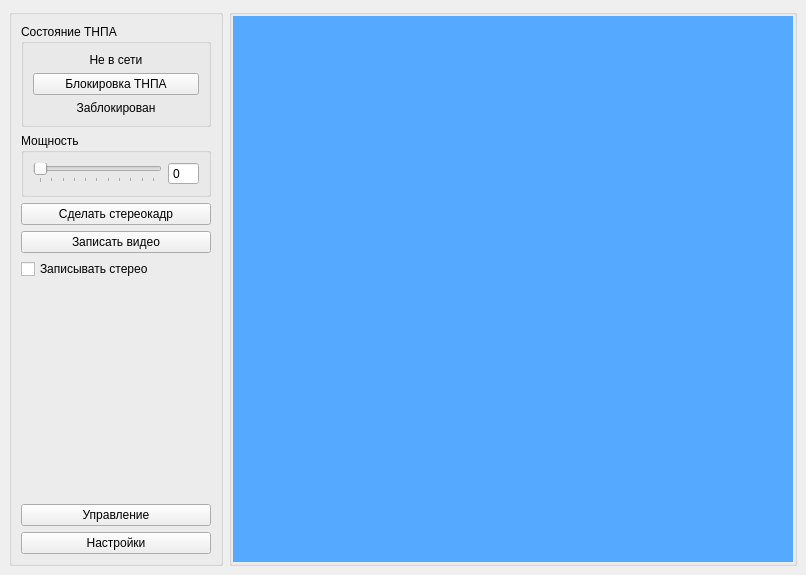
SevR0V/Chersonesos, file mainwindow.ui: the form before one commit.
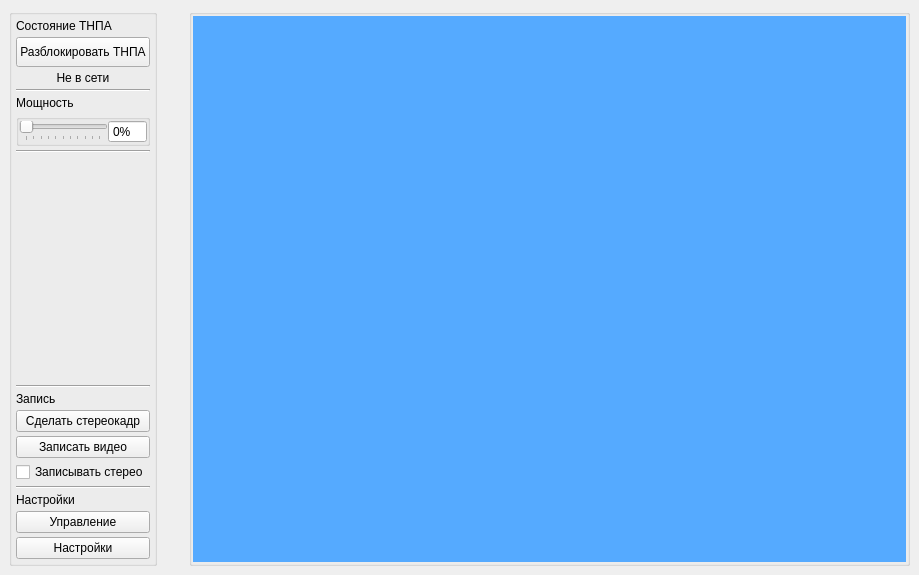
The form after the commit. Icons and pictures are not drawn.

Commit message: Added settings dialod (WIP), reworked main window

What changed in the file:
```diff
--- a/mainwindow.ui
+++ b/mainwindow.ui
@@ -6,7 +6,7 @@
    <rect>
     <x>0</x>
     <y>0</y>
-    <width>806</width>
+    <width>919</width>
     <height>575</height>
    </rect>
   </property>
@@ -24,86 +24,131 @@
     <item>
      <widget class="QGroupBox" name="groupBox_2">
       <property name="sizePolicy">
-       <sizepolicy hsizetype="Minimum" vsizetype="Minimum">
+       <sizepolicy hsizetype="Maximum" vsizetype="Preferred">
         <horstretch>0</horstretch>
         <verstretch>0</verstretch>
        </sizepolicy>
       </property>
-      <property name="maximumSize">
-       <size>
-        <width>249</width>
-        <height>16777215</height>
-       </size>
-      </property>
-      <property name="title">
-       <string/>
-      </property>
-      <layout class="QVBoxLayout" name="verticalLayout_2">
+      <layout class="QVBoxLayout" name="verticalLayout">
+       <property name="spacing">
+        <number>4</number>
+       </property>
+       <property name="sizeConstraint">
+        <enum>QLayout::SizeConstraint::SetMinimumSize</enum>
+       </property>
+       <property name="leftMargin">
+        <number>4</number>
+       </property>
+       <property name="topMargin">
+        <number>4</number>
+       </property>
+       <property name="rightMargin">
+        <number>4</number>
+       </property>
+       <property name="bottomMargin">
+        <number>4</number>
+       </property>
        <item>
-        <widget class="QGroupBox" name="groupBox_4">
-         <property name="title">
+        <widget class="QLabel" name="rovStateLabel">
+         <property name="text">
           <string>Состояние ТНПА</string>
          </property>
-         <layout class="QVBoxLayout" name="verticalLayout">
-          <item>
-           <widget class="QLabel" name="onlineLable">
-            <property name="minimumSize">
-             <size>
-              <width>0</width>
-              <height>0</height>
-             </size>
-            </property>
-            <property name="maximumSize">
-             <size>
-              <width>217</width>
-              <height>16777215</height>
-             </size>
-            </property>
-            <property name="text">
-             <string>Не в сети</string>
-            </property>
-            <property name="alignment">
-             <set>Qt::AlignmentFlag::AlignCenter</set>
-            </property>
-           </widget>
-          </item>
-          <item>
-           <widget class="QPushButton" name="masterButton">
-            <property name="text">
-             <string>Блокировка ТНПА</string>
-            </property>
-           </widget>
-          </item>
-          <item>
-           <widget class="QLabel" name="masterLabel">
-            <property name="maximumSize">
-             <size>
-              <width>217</width>
-              <height>16777215</height>
-             </size>
-            </property>
-            <property name="text">
-             <string>Заблокирован</string>
-            </property>
-            <property name="alignment">
-             <set>Qt::AlignmentFlag::AlignCenter</set>
-            </property>
-           </widget>
-          </item>
-         </layout>
         </widget>
        </item>
        <item>
-        <widget class="QGroupBox" name="groupBox">
-         <property name="title">
+        <widget class="QPushButton" name="masterButton">
+         <property name="sizePolicy">
+          <sizepolicy hsizetype="Maximum" vsizetype="Fixed">
+           <horstretch>0</horstretch>
+           <verstretch>0</verstretch>
+          </sizepolicy>
+         </property>
+         <property name="minimumSize">
+          <size>
+           <width>0</width>
+           <height>30</height>
+          </size>
+         </property>
+         <property name="maximumSize">
+          <size>
+           <width>176</width>
+           <height>16777215</height>
+          </size>
+         </property>
+         <property name="text">
+          <string>Разблокировать ТНПА</string>
+         </property>
+         <property name="icon">
+          <iconset>
+           <normaloff>Resources/Icons/Pictogrammers-Material-Lock-outline.ico</normaloff>Resources/Icons/Pictogrammers-Material-Lock-outline.ico</iconset>
+         </property>
+        </widget>
+       </item>
+       <item>
+        <widget class="QLabel" name="onlineLable">
+         <property name="minimumSize">
+          <size>
+           <width>0</width>
+           <height>0</height>
+          </size>
+         </property>
+         <property name="maximumSize">
+          <size>
+           <width>217</width>
+           <height>16777215</height>
+          </size>
+         </property>
+         <property name="text">
+          <string>Не в сети</string>
+         </property>
+         <property name="alignment">
+          <set>Qt::AlignmentFlag::AlignCenter</set>
+         </property>
+        </widget>
+       </item>
+       <item>
+        <widget class="Line" name="line_3">
+         <property name="orientation">
+          <enum>Qt::Orientation::Horizontal</enum>
+         </property>
+        </widget>
+       </item>
+       <item>
+        <widget class="QLabel" name="powerLabel">
+         <property name="text">
           <string>Мощность</string>
          </property>
+        </widget>
+       </item>
+       <item>
+        <widget class="QGroupBox" name="powerGroupBox">
+         <property name="sizePolicy">
+          <sizepolicy hsizetype="Minimum" vsizetype="Preferred">
+           <horstretch>0</horstretch>
+           <verstretch>0</verstretch>
+          </sizepolicy>
+         </property>
          <layout class="QHBoxLayout" name="horizontalLayout">
+          <property name="spacing">
+           <number>0</number>
+          </property>
+          <property name="leftMargin">
+           <number>0</number>
+          </property>
+          <property name="topMargin">
+           <number>0</number>
+          </property>
+          <property name="rightMargin">
+           <number>0</number>
+          </property>
+          <property name="bottomMargin">
+           <number>0</number>
+          </property>
           <item>
            <widget class="QSlider" name="powerSlider">
             <property name="maximumSize">
              <size>
-              <width>144</width>
+              <width>128</width>
               <height>16777215</height>
              </size>
             </property>
@@ -123,6 +168,12 @@
           </item>
           <item>
            <widget class="QSpinBox" name="powerSpinBox">
+            <property name="maximumSize">
+             <size>
+              <width>39</width>
+              <height>16777215</height>
+             </size>
+            </property>
             <property name="readOnly">
              <bool>true</bool>
             </property>
@@ -132,6 +183,9 @@
             <property name="keyboardTracking">
              <bool>false</bool>
             </property>
+            <property name="suffix">
+             <string>%</string>
+            </property>
             <property name="maximum">
              <number>100</number>
             </property>
@@ -140,11 +194,54 @@
          </layout>
         </widget>
        </item>
+       <item>
+        <widget class="Line" name="powerBotLine">
+         <property name="orientation">
+          <enum>Qt::Orientation::Horizontal</enum>
+         </property>
+        </widget>
+       </item>
+       <item>
+        <spacer name="verticalSpacer">
+         <property name="orientation">
+          <enum>Qt::Orientation::Vertical</enum>
+         </property>
+         <property name="sizeType">
+          <enum>QSizePolicy::Policy::Expanding</enum>
+         </property>
+         <property name="sizeHint" stdset="0">
+          <size>
+           <width>17</width>
+           <height>37</height>
+          </size>
+         </property>
+        </spacer>
+       </item>
+       <item>
+        <widget class="Line" name="line_2">
+         <property name="orientation">
+          <enum>Qt::Orientation::Horizontal</enum>
+         </property>
+        </widget>
+       </item>
+       <item>
+        <widget class="QLabel" name="recordLabel">
+         <property name="text">
+          <string>Запись</string>
+         </property>
+        </widget>
+       </item>
        <item>
         <widget class="QPushButton" name="takeStereoframeButton">
+         <property name="sizePolicy">
+          <sizepolicy hsizetype="Maximum" vsizetype="Fixed">
+           <horstretch>0</horstretch>
+           <verstretch>0</verstretch>
+          </sizepolicy>
+         </property>
          <property name="maximumSize">
           <size>
-           <width>219</width>
+           <width>176</width>
            <height>16777215</height>
           </size>
          </property>
@@ -170,9 +267,15 @@
        </item>
        <item>
         <widget class="QPushButton" name="startRecordButton">
+         <property name="sizePolicy">
+          <sizepolicy hsizetype="Maximum" vsizetype="Fixed">
+           <horstretch>0</horstretch>
+           <verstretch>0</verstretch>
+          </sizepolicy>
+         </property>
          <property name="maximumSize">
           <size>
-           <width>219</width>
+           <width>176</width>
            <height>16777215</height>
           </size>
          </property>
@@ -204,26 +307,30 @@
         </widget>
        </item>
        <item>
-        <spacer name="verticalSpacer">
+        <widget class="Line" name="line">
          <property name="orientation">
-          <enum>Qt::Orientation::Vertical</enum>
+          <enum>Qt::Orientation::Horizontal</enum>
          </property>
-         <property name="sizeType">
-          <enum>QSizePolicy::Policy::Expanding</enum>
+        </widget>
+       </item>
+       <item>
+        <widget class="QLabel" name="settingsLabel">
+         <property name="text">
+          <string>Настройки</string>
          </property>
-         <property name="sizeHint" stdset="0">
-          <size>
-           <width>20</width>
-           <height>40</height>
-          </size>
-         </property>
-        </spacer>
+        </widget>
        </item>
        <item>
         <widget class="QPushButton" name="controlsButton">
+         <property name="sizePolicy">
+          <sizepolicy hsizetype="Maximum" vsizetype="Fixed">
+           <horstretch>0</horstretch>
+           <verstretch>0</verstretch>
+          </sizepolicy>
+         </property>
          <property name="maximumSize">
           <size>
-           <width>219</width>
+           <width>176</width>
            <height>16777215</height>
           </size>
          </property>
@@ -246,9 +353,15 @@
        </item>
        <item>
         <widget class="QPushButton" name="settingsButton">
+         <property name="sizePolicy">
+          <sizepolicy hsizetype="Maximum" vsizetype="Fixed">
+           <horstretch>0</horstretch>
+           <verstretch>0</verstretch>
+          </sizepolicy>
+         </property>
          <property name="maximumSize">
           <size>
-           <width>219</width>
+           <width>176</width>
            <height>16777215</height>
           </size>
          </property>
@@ -272,6 +385,34 @@
       </layout>
      </widget>
     </item>
+    <item>
+     <widget class="QPushButton" name="hideShowButton">
+      <property name="sizePolicy">
+       <sizepolicy hsizetype="Fixed" vsizetype="Minimum">
+        <horstretch>0</horstretch>
+        <verstretch>0</verstretch>
+       </sizepolicy>
+      </property>
+      <property name="maximumSize">
+       <size>
+        <width>20</width>
+        <height>16777215</height>
+       </size>
+      </property>
+      <property name="text">
+       <string/>
+      </property>
+      <property name="autoDefault">
+       <bool>false</bool>
+      </property>
+      <property name="default">
+       <bool>false</bool>
+      </property>
+      <property name="flat">
+       <bool>true</bool>
+      </property>
+     </widget>
+    </item>
     <item>
      <widget class="QGroupBox" name="groupBox_3">
       <property name="title">
@@ -293,7 +434,7 @@
        <item>
         <widget class="QWidget" name="videoWidget" native="true">
          <property name="sizePolicy">
-          <sizepolicy hsizetype="Expanding" vsizetype="Expanding">
+          <sizepolicy hsizetype="Fixed" vsizetype="Expanding">
            <horstretch>0</horstretch>
            <verstretch>0</verstretch>
           </sizepolicy>
```
Left out of the diff: 21 changed lines with no effect on the pictures. The commit also changes 19 other files.
